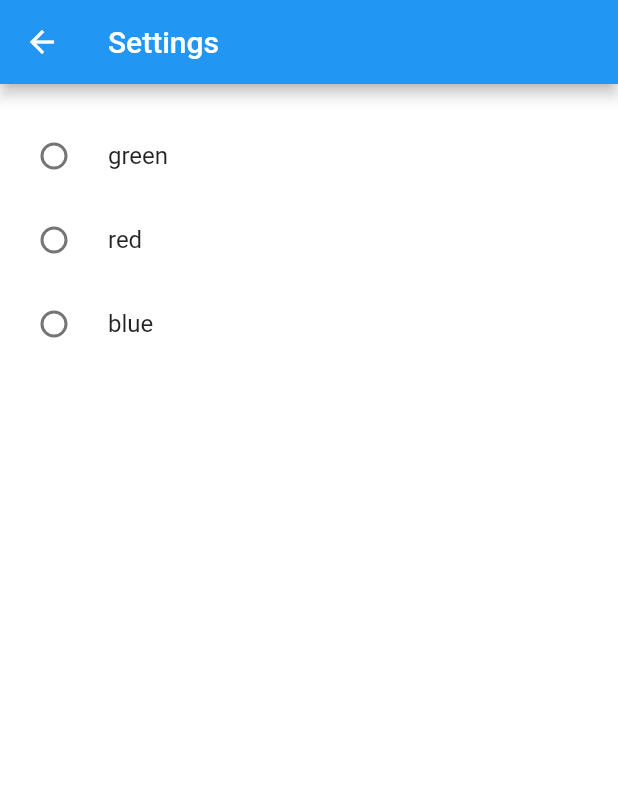
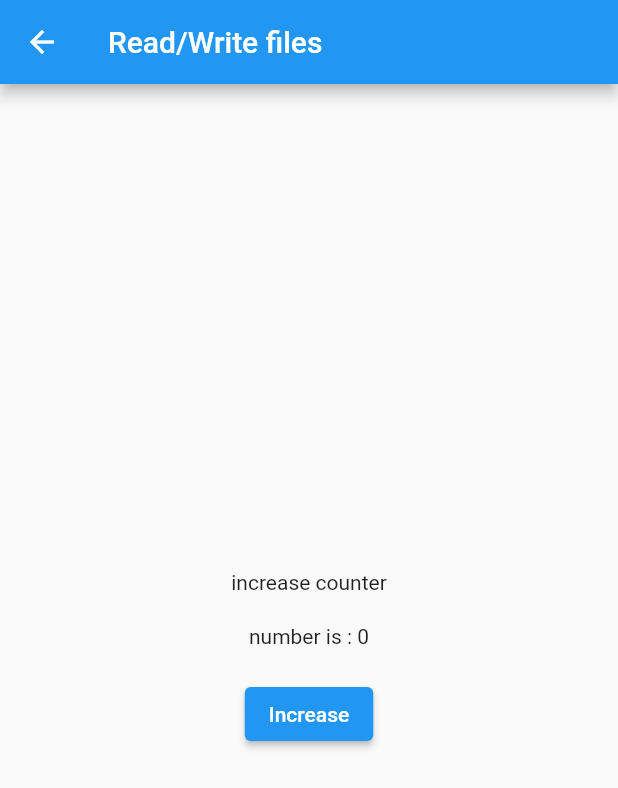
Before and after one commit to messabih-khalil/flutter, a Flutter app: the Settings screen opened by its route, on a phone screen of 412 x 824 dp. Shown: the top 788 px of the screen. Run offline on Flutter 3.47's test engine with Material 2 defaults, Android fonts, the phone set to English and light mode, and no system bars.

Commit message:
ReadandWritefiles

```diff
--- a/lib/home.dart
+++ b/lib/home.dart
@@ -19,7 +19,7 @@ class _HomeState extends State<Home> {
               onPressed: () {
                 Navigator.pushNamed(context, '/settings');
               },
-              icon: Icon(Icons.settings))
+              icon: Icon(Icons.edit_note))
         ],
       ),
       body: Container(),
--- a/lib/settings.dart
+++ b/lib/settings.dart
@@ -1,5 +1,7 @@
+import 'dart:io';
+
 import 'package:flutter/material.dart';
-import 'package:shared_preferences/shared_preferences.dart';
+import 'package:path_provider/path_provider.dart';
 
 class Settings extends StatefulWidget {
   const Settings({super.key});
@@ -9,74 +11,78 @@ class Settings extends StatefulWidget {
 }
 
 class _SettingsState extends State<Settings> {
-  int? userColor = Colors.white.value;
-  // shared data instance
-  late SharedPreferences prefs;
+  int counter = 0;
 
-  @protected
-  saveColor(int? color) async {
-    prefs = await SharedPreferences.getInstance();
-    prefs.setInt("userColor", color!.toInt());
+  // get local path
+  Future<String> getLocalPath() async {
+    var folder = await getApplicationDocumentsDirectory();
+    return folder.path;
   }
 
-  @protected
-  getColor() async {
-    prefs = await SharedPreferences.getInstance();
+  // get local file
+  Future<File> getLocalFile() async {
+    String path = await getLocalPath();
+    return File('$path/counter.txt');
+  }
+
+  Future<File> writeToFile(int counter) async {
+    File file = await getLocalFile();
+    return file.writeAsString('$counter');
+  }
+
+  Future<int> readCounter() async {
+    try {
+      final file = await getLocalFile();
+      String counter = await file.readAsString();
+
+      return int.parse(counter);
+    } catch (e) {
+      print(e);
+      return 0;
+    }
+  }
+
+  @override
+  void initState() {
+    super.initState();
+    readCounter().then((value) {
       setState(() {
-      userColor = prefs.getInt("userColor") ?? Colors.white.value;
+        counter = value;
       });
-    print("from data : ${userColor}");
+    });
   }
 
   @override
   Widget build(BuildContext context) {
-    getColor();
     return Scaffold(
-      backgroundColor: Color(userColor!.toInt()),
       appBar: AppBar(
-        title: Text("Settings"),
+        title: Text("Read/Write files"),
       ),
       body: Container(
+          width: double.infinity,
           margin: EdgeInsets.symmetric(vertical: 20),
           child: Column(
+            crossAxisAlignment: CrossAxisAlignment.center,
+            mainAxisAlignment: MainAxisAlignment.center,
             children: [
-            // radio buttons list
-            RadioListTile(
-              title: Text('green'),
-              value: Colors.green.value,
-              groupValue: userColor,
-              onChanged: (int? value) {
+              Text("increase counter"),
+              Container(
+                margin: EdgeInsets.symmetric(vertical: 20),
+                child: Text("number is : ${counter}"),
+              ),
+              ElevatedButton(
+                  onPressed: () {
                     setState(() {
-                  userColor = value;
+                      counter++;
                     });
-                saveColor(value);
+
+                    // write to file
+
+                    writeToFile(counter);
                   },
-            ),
-            RadioListTile(
-              title: Text('red'),
-              value: Colors.red.value,
-              groupValue: userColor,
-              onChanged: (int? value) {
-                setState(() {
-                  userColor = value;
-                });
-                saveColor(value);
-              },
-            ),
-            RadioListTile(
-              title: Text('blue'),
-              value: Colors.blue.value,
-              groupValue: userColor,
-              onChanged: (int? value) {
-                setState(() {
-                  userColor = value;
-                });
-                saveColor(value);
-              },
-            ),
+                  child: Text("Increase"))
             ],
-        ),
-      ),
+          )),
     );
   }
 }
--- a/pubspec.yaml
+++ b/pubspec.yaml
@@ -38,6 +38,7 @@ dependencies:
   cupertino_icons: ^1.0.2
   uuid: ^3.0.6
   shared_preferences:
+  path_provider:
 
 dev_dependencies:
   flutter_test:
```
Also changed, not shown: pubspec.lock. Lines whose indentation alone changed are shown as unchanged.
